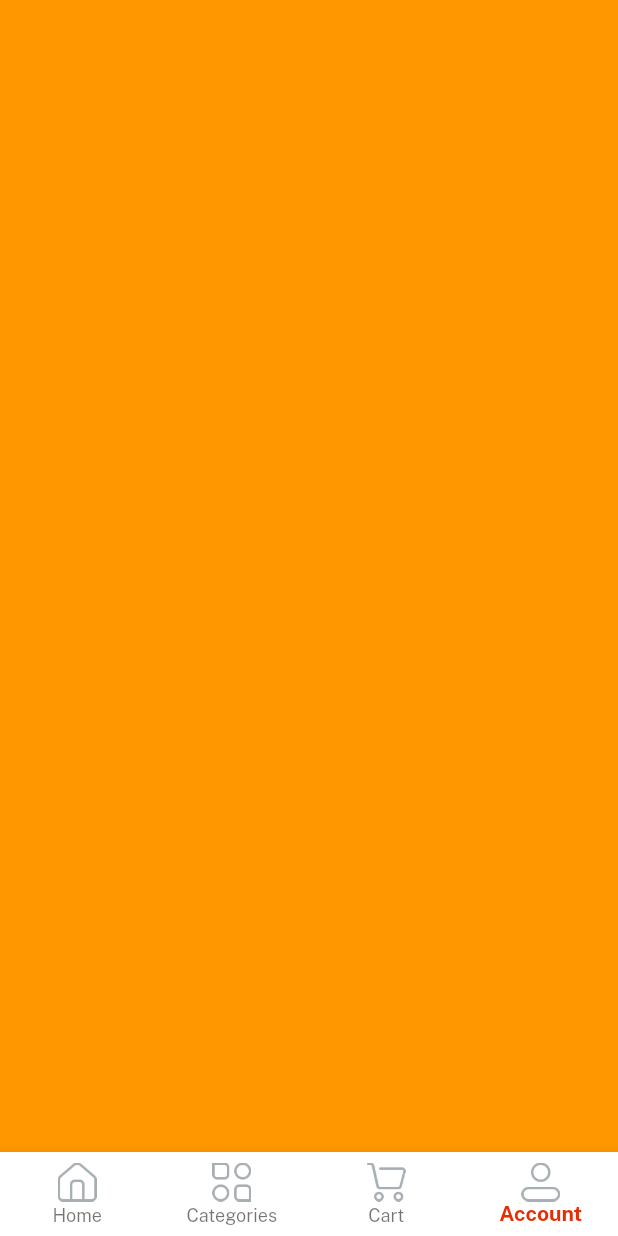
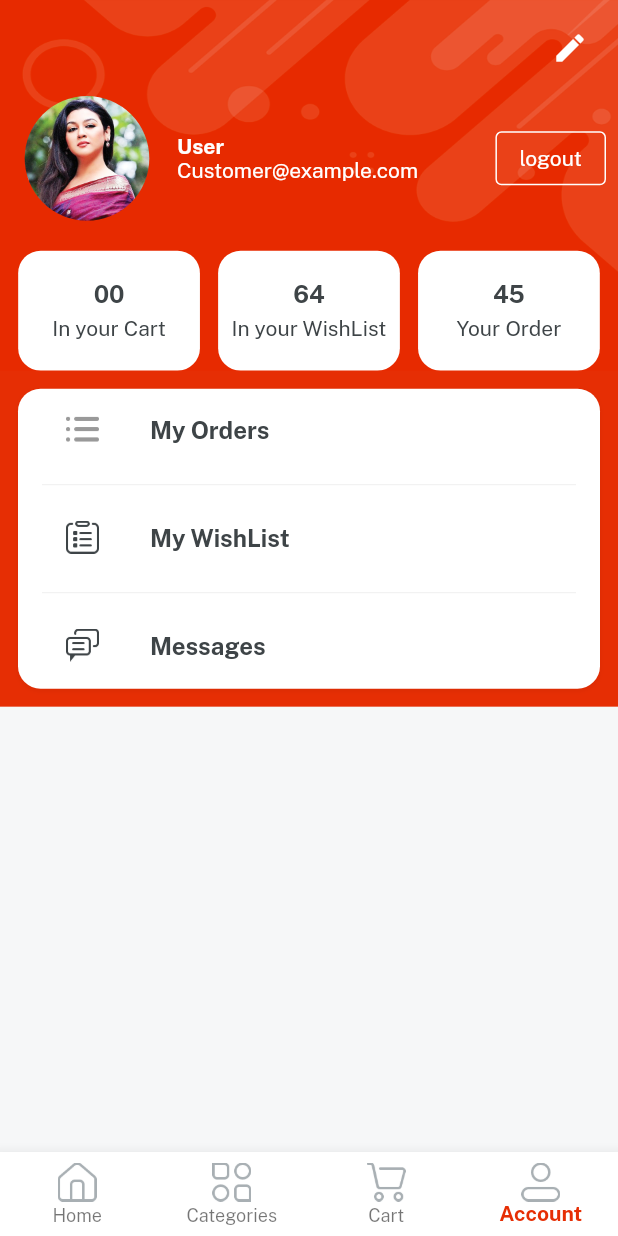
Before and after one commit to MuhammadAhmadAk/E-Mart, a Flutter app: the Home screen opened directly, item 4 of the bottom bar chosen, on a phone screen of 412 x 824 dp. Run offline on Flutter 3.47's test engine with Material 2 defaults, Android fonts, the phone set to English and light mode, and no system bars; our stand-ins replace firebase_core, get, velocity_x; accounts and stored records are empty.

```diff
--- a/lib/Screens/Cart_Directory/cart_screen.dart
+++ b/lib/Screens/Cart_Directory/cart_screen.dart
@@ -5,6 +5,8 @@ class CartScreen extends StatelessWidget {
 
   @override
   Widget build(BuildContext context) {
-    return Container(color: Colors.red,);
+    return Container(color: Colors.white,
+    child: Center(child: "cart is Empty".text.fontFamily(bold).size(30).make(),),
+    );
   }
 }
--- /dev/null
+++ b/lib/Screens/Profile_Directory/components/detail_card.dart
@@ -0,0 +1,12 @@
+
+import 'package:emart_app/consts/consts.dart';
+Widget detailCard({width,String?count,String?title}){
+  return  Column(
+    mainAxisAlignment: MainAxisAlignment.center,
+    children: [
+      count!.text.fontFamily(bold).color(darkFontGrey).size(16).make(),
+      5.heightBox,
+      title!.text.color(darkFontGrey).make()
+    ],
+  ).box.white.rounded.width(width).height(80).padding(const EdgeInsets.all(4)).make();
+}
--- a/lib/Screens/Profile_Directory/profile.dart
+++ b/lib/Screens/Profile_Directory/profile.dart
@@ -1,10 +1,92 @@
 import 'package:emart_app/consts/consts.dart';
+
+import 'components/detail_card.dart';
 
 class ProfileScreen extends StatelessWidget {
   const ProfileScreen({Key? key}) : super(key: key);
 
   @override
   Widget build(BuildContext context) {
-    return Container(color: Colors.orange,);
+    return backGroundWidget(Scaffold(
+      body: SafeArea(
+          child: Column(
+            children: [
+              Padding(
+                padding: const EdgeInsets.all(8.0),
+                child: Align(
+                  alignment: Alignment.topRight,
+                  child: IconButton(
+                      onPressed: () {},
+                      icon: const Icon(
+                        Icons.edit,
+                        color: whiteColor,
+                      )),
+                ),
+              ),
+              Padding(
+                padding: const EdgeInsets.symmetric(horizontal:8.0),
+                child: Row(
+                  children: [
+                    Image.asset(
+                      imgProfile2,
+                      width: 100,
+                      fit: BoxFit.cover,
+                    ).box.roundedFull.clip(Clip.antiAlias).make(),
+                    10.widthBox,
+                    Expanded(
+                        child: Column(
+                      crossAxisAlignment: CrossAxisAlignment.start,
+                      children: [
+                        "User".text.fontFamily(bold).white.make(),
+                        "Customer@example.com".text.white.make()
+                      ],
+                    )),
+                    OutlinedButton(
+                        style: OutlinedButton.styleFrom(
+                            side: const BorderSide(color: whiteColor)),
+                        onPressed: () {},
+                        child: "logout".text.fontFamily(regular).white.make())
+                  ],
+                ),
+              ),
+              20.heightBox,
+              Row(
+                mainAxisAlignment: MainAxisAlignment.spaceEvenly,
+                children: [
+                  detailCard(
+                      title: "In your Cart",
+                      count: "00",
+                      width: context.screenWidth / 3.4),
+                  detailCard(
+                      title: "In your WishList",
+                      count: "64",
+                      width: context.screenWidth / 3.4),
+                  detailCard(
+                      title: "Your Order",
+                      count: "45",
+                      width: context.screenWidth / 3.4),
+                ],
+              ),
+
+              ListView.separated(
+
+                shrinkWrap: true,
+                separatorBuilder: (context, index) {
+                  return const Divider(color: lightGrey);
+                },
+                itemCount: profileButtonList.length,
+                itemBuilder: (context, index) {
+                  return ListTile(
+                    leading: Image.asset(profileButtonIcons[index],width: 22,),
+                    title: profileButtonList[index]
+                        .text.fontFamily(bold)
+                        .color(darkFontGrey)
+                        .make(),
+                  );
+                },
+              ).box.white.margin(const EdgeInsets.all(12)).padding(const EdgeInsets.symmetric(horizontal: 16)).rounded.shadowSm.make().box.color(redColor).make(),
+            ],
+          )),
+    ));
   }
 }
--- a/lib/Screens/auth/signup.dart
+++ b/lib/Screens/auth/signup.dart
@@ -22,7 +22,7 @@ class SignUpScreen extends StatelessWidget {
                 children: [
                   customTextfield(hint: nameHint, title: name),
                   customTextfield(hint: emailHint, title: email),
-                  passwordField(hint: passwordHint, title: password),
+                  customTextfield(hint: passwordHint, title: password),
                   Row(
                     children: [
                       GetBuilder<MainController>(builder: (controller) {
--- a/lib/consts/consts.dart
+++ b/lib/consts/consts.dart
@@ -3,6 +3,7 @@ export './colors.dart';
 export './images.dart';
 export './strings.dart';
 export './styles.dart';
+export './firebase_const.dart';
 export 'package:velocity_x/velocity_x.dart';
 export 'package:flutter/material.dart';
 export 'package:emart_app/Screens/auth/login.dart';
--- a/lib/consts/list.dart
+++ b/lib/consts/list.dart
@@ -44,8 +44,17 @@ const categoriesImages = [
 const itemDetailButtonList = [
   vedio,
   reviews,
-  privacyPolicy,
   sellerPolicy,
   returnPolicy,
   supportPolicy,
 ];
+const profileButtonList=[
+  order,
+  wishList,
+  messages
+];
+const profileButtonIcons=[
+  icOrder,
+  icOrders,
+  icMessages
+];
--- a/lib/consts/strings.dart
+++ b/lib/consts/strings.dart
@@ -52,5 +52,9 @@ const vedio = "Vedios",
     sellerPolicy = "Seller Policy",
     returnPolicy = "Return Policy",
     supportPolicy = "Support Policy",
-    productsYouMayLike="Products you may also Like"
-    ;
+    productsYouMayLike = "Products you may also Like";
+const wishList = "My WishList", order = "My Orders", messages = "Messages";
+
+const loginSuccess = "Login Successfully",
+    loginFailed = "Login Failed",
+    logout = "Logout";
--- a/lib/main.dart
+++ b/lib/main.dart
@@ -1,7 +1,10 @@
 import 'package:emart_app/Screens/splash_screen.dart';
+import 'package:firebase_core/firebase_core.dart';
 import 'consts/consts.dart';
 
-void main() {
+void main() async{
+  WidgetsFlutterBinding.ensureInitialized();
+ await Firebase.initializeApp();
   runApp(const MyApp());
 }
 
--- a/pubspec.yaml
+++ b/pubspec.yaml
@@ -27,7 +27,11 @@ environment:
 # the latest version available on pub.dev. To see which dependencies have newer
 # versions available, run `flutter pub outdated`.
 dependencies:
+  cloud_firestore: ^4.2.0
   cupertino_icons: ^1.0.2
+  firebase_auth: ^4.2.1
+  firebase_core: ^2.4.0
+  firebase_storage: ^11.0.8
   flutter:
     sdk: flutter
   get: ^4.6.5
```
Also changed, not shown: lib/Screens/auth/login.dart (+7 -3 lines), lib/WidgetsCommon/custom_textfield.dart (+1 -39 lines), pubspec.lock, 4 other files.
